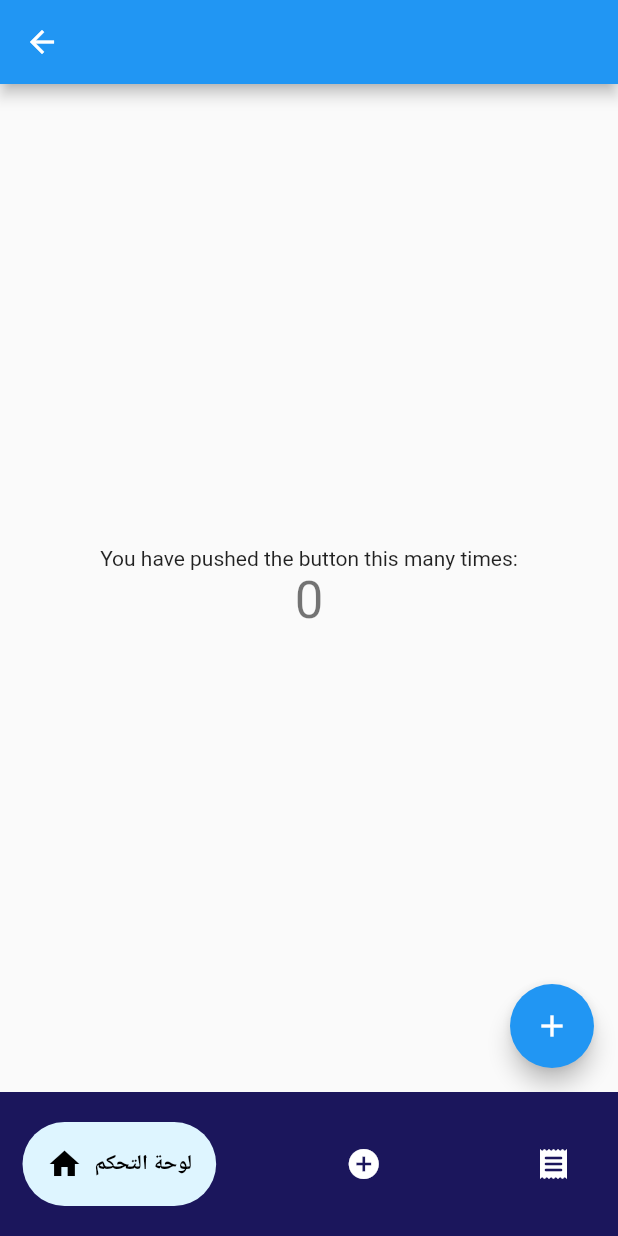
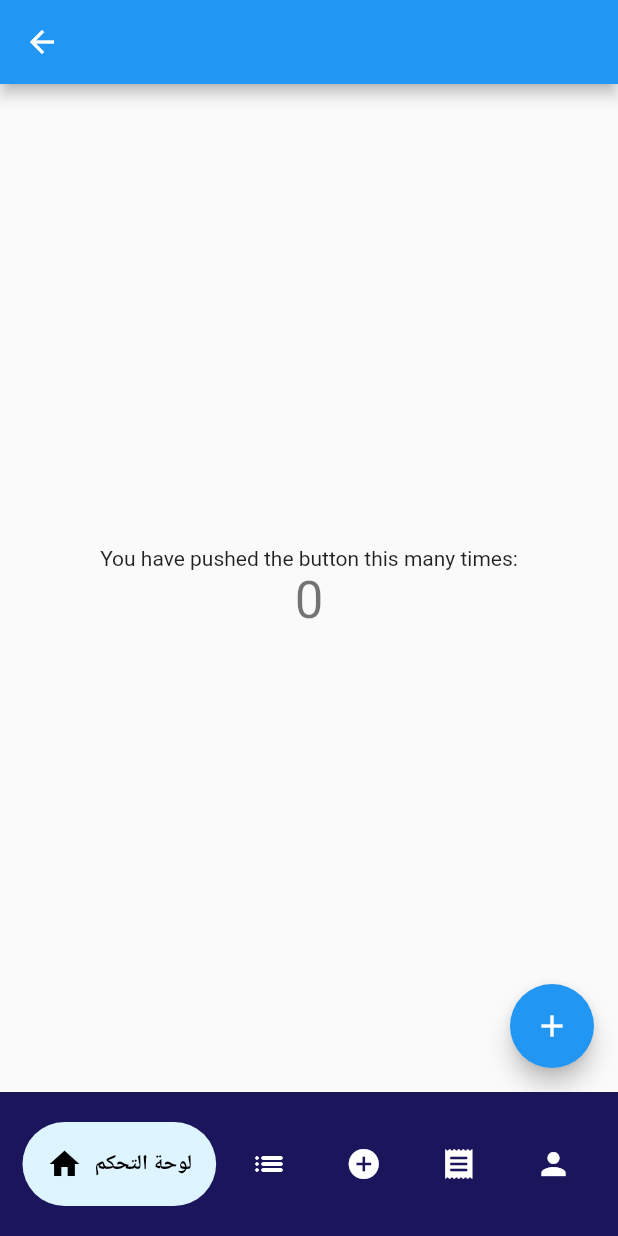
Before and after one commit to Lama-Saud/esal_project, a Flutter app: the NavPage screen opened directly, on a phone screen of 412 x 824 dp. Run offline on Flutter 3.47's test engine with Material 2 defaults, Android fonts, the phone set to English and light mode, and no system bars; drawn by our look-alikes of google_nav_bar; our stand-ins replace animated_splash_screen, font_awesome_flutter, google_fonts.

Commit message:
Update Navigation Bar Page

```diff
--- a/lib/pages/navigationbar_page.dart
+++ b/lib/pages/navigationbar_page.dart
@@ -1,3 +1,5 @@
+import 'package:final_project/pages/providers_page.dart';
+import 'package:final_project/pages/settings_profile_page.dart';
 import 'package:flutter/material.dart';
 import 'package:google_nav_bar/google_nav_bar.dart';
 
@@ -19,8 +21,10 @@ class _NavPageState extends State<NavPage> {
   Widget build(BuildContext context) {
     final pages = [
       const HomePage(),
+      const ProvidersPage(),
       const AddInvoicePage(),
       const InvoicesHomePage(),
+      const SettingsProfilePage(),
     ];
     return Scaffold(
       body: pages[currentIndex],
@@ -37,12 +41,20 @@ class _NavPageState extends State<NavPage> {
                 text: 'لوحة التحكم',
               ),
               GButton(
+                icon: Icons.list_rounded,
+                text: 'مزودي الخدمة',
+              ),
+              GButton(
                 icon: Icons.add_circle,
                 text: 'إضافة',
               ),
               GButton(
                 icon: Icons.receipt_rounded,
                 text: 'الفواتير',
+              ),
+              GButton(
+                icon: Icons.person,
+                text: 'الملف الشخصي',
               ),
             ],
             backgroundColor: const Color(0xFF1B165C),
```
